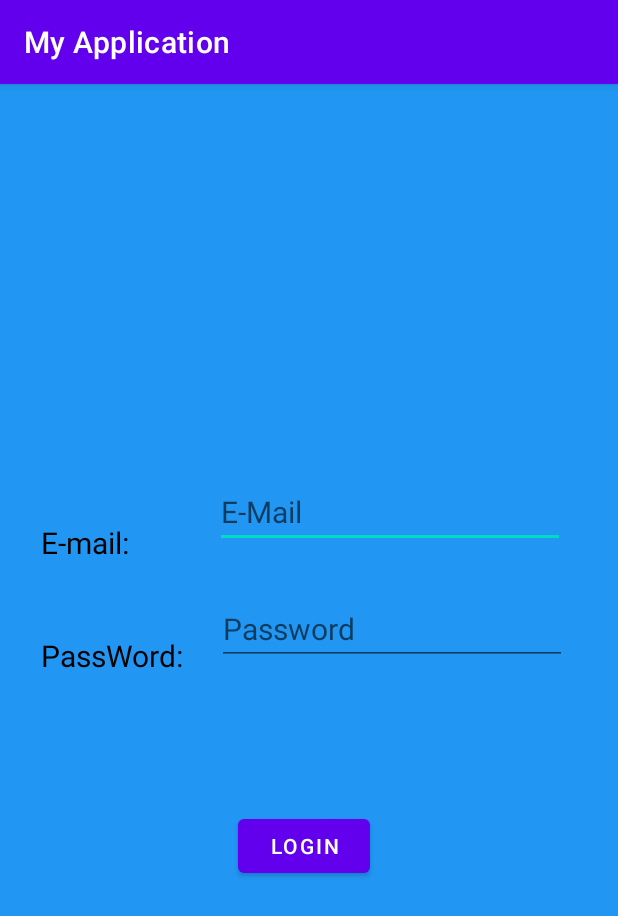
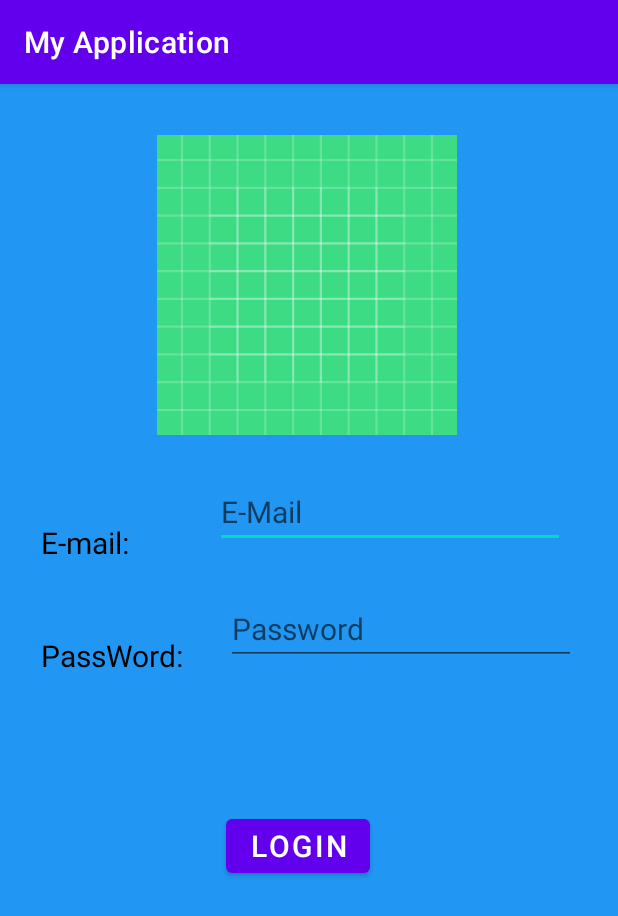
Before and after one commit to PedroC55/ICM_Project1, an Android app: the screen it shows after launch (MainActivity), on a phone screen of 412 x 824 dp. Shown: the top 916 px of the screen. Run offline under Robolectric (Android 15) with nearby library versions, the phone set to English and light mode, and no system bars.

Commit message:
Primeira Navigation

```diff
--- a/CampusApp/app/src/main/java/com/example/myapplication/LoginFragment.kt
+++ b/CampusApp/app/src/main/java/com/example/myapplication/LoginFragment.kt
@@ -5,6 +5,12 @@ import androidx.fragment.app.Fragment
 import android.view.LayoutInflater
 import android.view.View
 import android.view.ViewGroup
+import android.widget.Button
+import androidx.databinding.DataBindingUtil.setContentView
+
+import com.example.myapplication.databinding.ActivityMainBinding
+
+import androidx.navigation.findNavController
 
 
 class LoginFragment : Fragment(R.layout.login) {
@@ -15,7 +21,11 @@ class LoginFragment : Fragment(R.layout.login) {
         savedInstanceState: Bundle?
     ): View? {
         // Inflate the layout for this fragment
-        return inflater.inflate(R.layout.login, container, false)
+        val view = inflater.inflate(R.layout.login, container, false)
+        val button: Button = view.findViewById(R.id.button_login)
+        button.setOnClickListener{view : View ->
+            view.findNavController().navigate(R.id.action_loginFragment_to_dashboardFragment)}
+        return view
     }
 
 }
--- a/CampusApp/app/src/main/res/layout/activity_main.xml
+++ b/CampusApp/app/src/main/res/layout/activity_main.xml
@@ -11,11 +11,12 @@
         android:layout_height="match_parent"
         android:orientation="vertical">
         <fragment
-            android:id="@+id/loginFragment"
-            android:name="com.example.myapplication.LoginFragment"
+            android:id="@+id/myNavHostFragment"
+            android:name="androidx.navigation.fragment.NavHostFragment"
             android:layout_width="match_parent"
             android:layout_height="match_parent"
-            />
+            app:navGraph="@navigation/navigation"
+            app:defaultNavHost="true" />
     </LinearLayout>
 
 
--- a/CampusApp/app/src/main/res/layout/login.xml
+++ b/CampusApp/app/src/main/res/layout/login.xml
@@ -21,7 +21,7 @@
         app:layout_constraintStart_toStartOf="parent"
         app:layout_constraintTop_toTopOf="parent"
         app:layout_constraintVertical_bias="0.063"
-         />
+        app:srcCompat="@drawable/ic_launcher_background" />
 
     <TextView
         android:id="@+id/textView3"
@@ -84,25 +84,25 @@
         android:layout_height="wrap_content"
         android:layout_marginTop="30dp"
         android:layout_marginBottom="101dp"
+        android:autofillHints="password"
         android:ems="10"
         android:hint="@string/password_hint"
-        android:autofillHints="password"
         android:inputType="textPassword"
         android:textSize="20sp"
-        app:layout_constraintBottom_toTopOf="@+id/button"
+        app:layout_constraintBottom_toTopOf="@+id/button_login"
         app:layout_constraintEnd_toEndOf="parent"
-        app:layout_constraintHorizontal_bias="0.81"
-        app:layout_constraintStart_toStartOf="parent"
+        app:layout_constraintStart_toEndOf="@+id/textView3"
         app:layout_constraintTop_toBottomOf="@+id/editTextTextEmailAddress"
         app:layout_constraintVertical_bias="0.0" />
 
     <Button
-        android:id="@+id/button"
+        android:id="@+id/button_login"
         android:layout_width="wrap_content"
         android:layout_height="wrap_content"
         android:layout_marginStart="158dp"
         android:layout_marginEnd="165dp"
         android:text="@string/login"
+        android:textSize="20sp"
         app:layout_constraintBottom_toBottomOf="parent"
         app:layout_constraintEnd_toEndOf="parent"
         app:layout_constraintHorizontal_bias="1.0"
--- a/CampusApp/app/src/main/res/navigation/navigation.xml
+++ b/CampusApp/app/src/main/res/navigation/navigation.xml
@@ -1,6 +1,22 @@
 <?xml version="1.0" encoding="utf-8"?>
 <navigation xmlns:android="http://schemas.android.com/apk/res/android"
     xmlns:app="http://schemas.android.com/apk/res-auto"
-    android:id="@+id/navigation">
+    xmlns:tools="http://schemas.android.com/tools"
+    android:id="@+id/navigation"
+    app:startDestination="@id/loginFragment">
 
+    <fragment
+        android:id="@+id/loginFragment"
+        android:name="com.example.myapplication.LoginFragment"
+        android:label="LoginFragment"
+        tools:layout="@layout/login">
+        <action
+            android:id="@+id/action_loginFragment_to_dashboardFragment"
+            app:destination="@id/dashboardFragment" />
+    </fragment>
+    <fragment
+        android:id="@+id/dashboardFragment"
+        android:name="com.example.myapplication.DashboardFragment"
+        android:label="DashboardFragment"
+        tools:layout="@layout/fragment_dashboard"/>
 </navigation>
```
Also changed, not shown: CampusApp/app/src/main/java/com/example/myapplication/DashboardFragment.kt (+18 -1 lines), CampusApp/app/src/main/res/layout/fragment_dashboard.xml (+114 -113 lines), CampusApp/app/src/main/res/drawable-png/logo_color.png (added).
